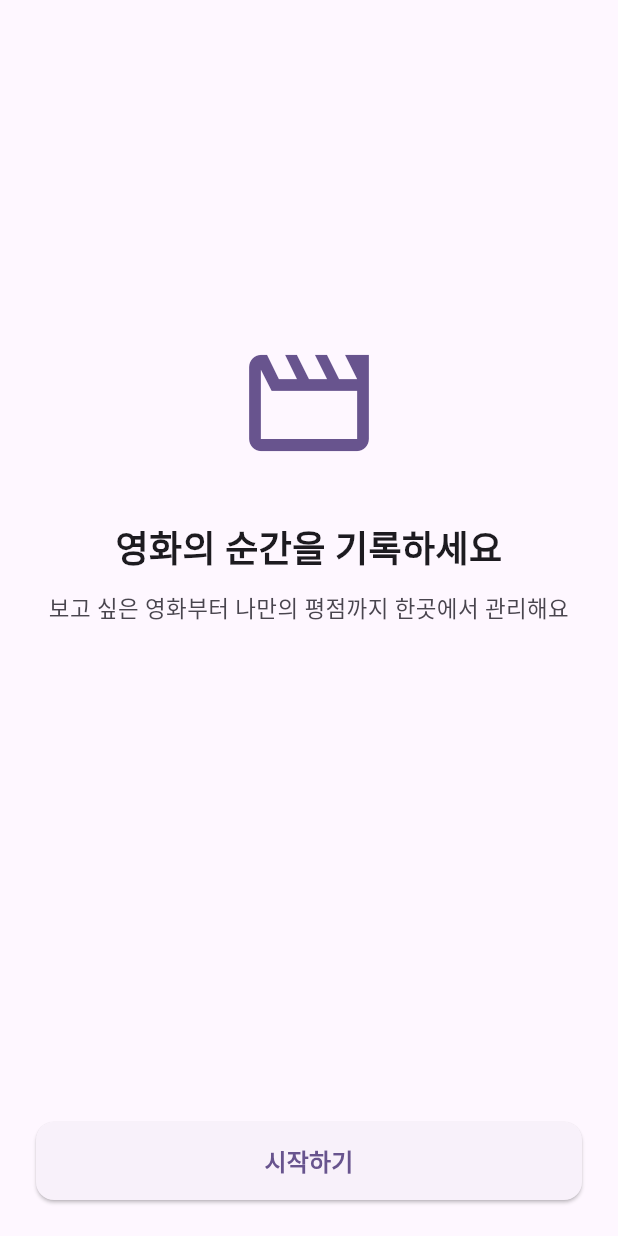
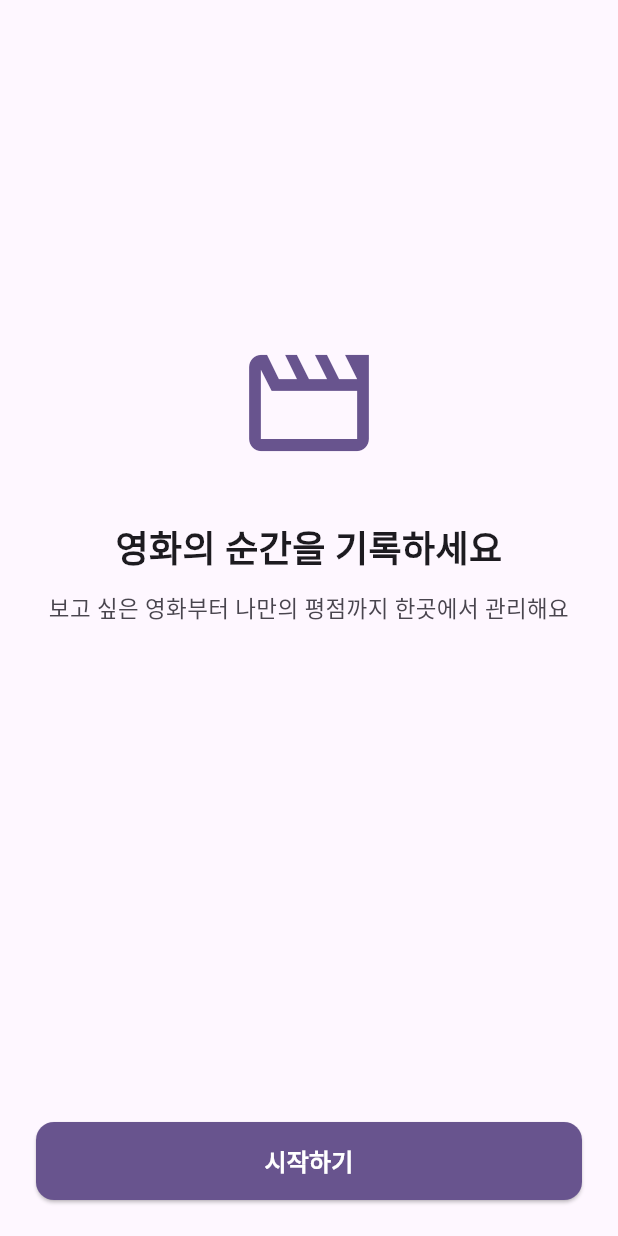
Before and after one commit to seoktae-lee/movielog, a Flutter app: the screen it shows after launch, on a phone screen of 412 x 824 dp. Run offline on Flutter 3.47's test engine with Material 3 defaults, Android fonts, the phone set to English and light mode, and no system bars.

Commit message:
style: 시작하기 버튼을 강조 스타일로 변경하고 0주차 기록 문서를 추가한다
- Material 3 기본 ElevatedButton이 배경 없이 흐리게 보여
  backgroundColor/foregroundColor를 지정해 강조 버튼으로 변경
- docs/week0-environment.md: flutter doctor -v, flutter devices 결과
- docs/week0-troubleshooting.md: 설치 중 발생한 오류 3건과 해결 과정
- docs/week0-report.md: 미션 완료 정보와 학습 회고
- docs/week0-start-screen.png: iPhone 16e 시뮬레이터 실행 화면

```diff
--- a/lib/start_screen.dart
+++ b/lib/start_screen.dart
@@ -55,6 +55,8 @@ class StartScreen extends StatelessWidget {
                   debugPrint('시작하기 버튼을 눌렀습니다.');
                 },
                 style: ElevatedButton.styleFrom(
+                  backgroundColor: colorScheme.primary,
+                  foregroundColor: colorScheme.onPrimary,
                   minimumSize: const Size(double.infinity, 52),
                   padding: const EdgeInsets.symmetric(horizontal: 24),
                   shape: RoundedRectangleBorder(
```
Also changed, not shown: docs/week0-start-screen.png (added), 3 other files.
